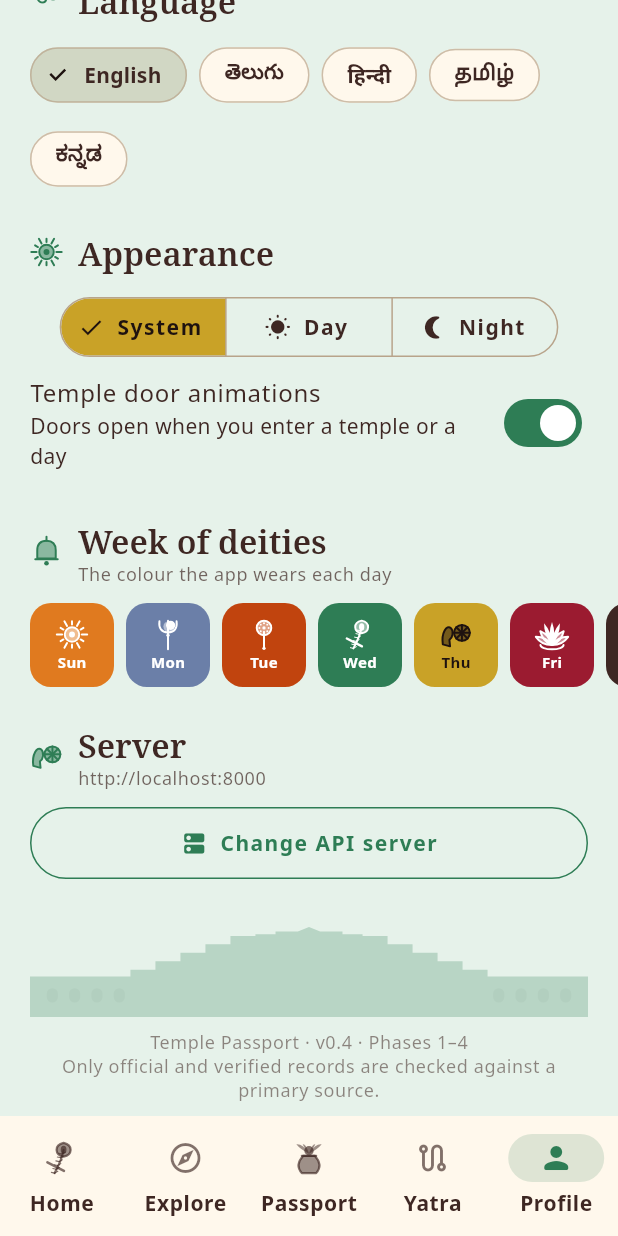
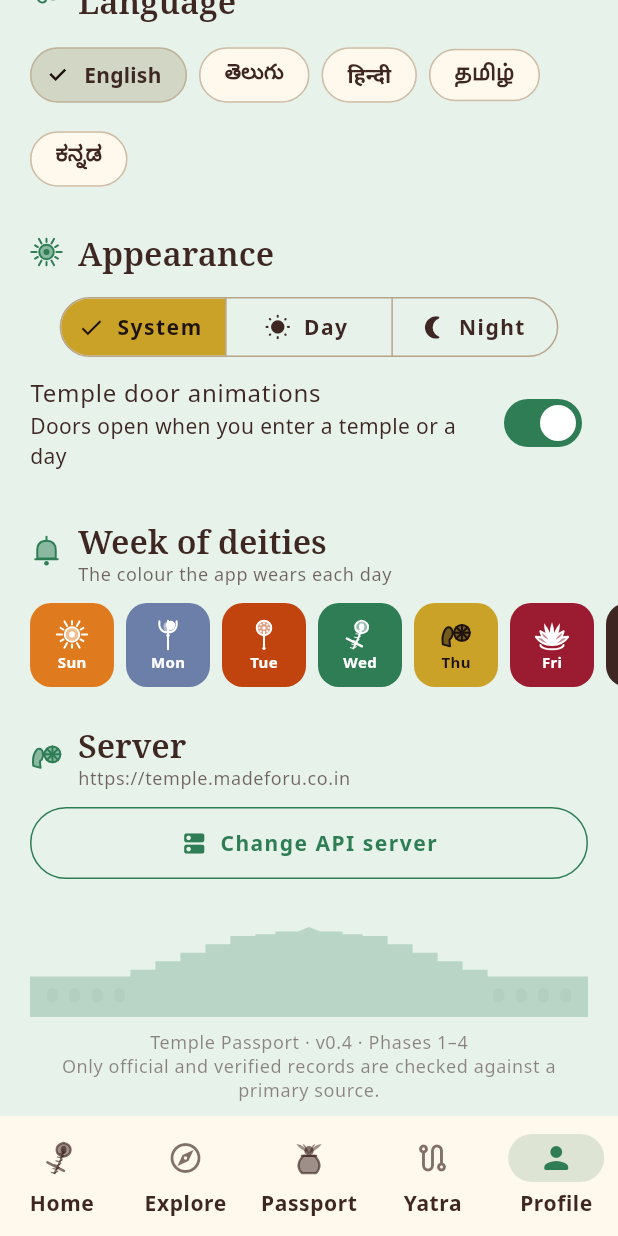
Before and after one commit to PranayReddy10/temple-app, a Flutter app: the screen it shows after launch, item 5 of the bottom bar chosen, scrolled down 1152 dp, on a phone screen of 412 x 824 dp. Run offline on Flutter 3.47's test engine with Material 3 defaults, Android fonts, the phone set to English and light mode, and no system bars; our stand-ins replace geolocator, image_picker, qr_flutter, share_plus, shared_preferences; missing offline and left inert: mobile_scanner; network calls fail.

Commit message:
Update brand configuration

```diff
--- a/lib/core/brand.dart
+++ b/lib/core/brand.dart
@@ -18,5 +18,5 @@ class Brand {
 
   /// Base URL of the Laravel API, without the `/api/v1` suffix.
   static const String defaultApiBase =
-      String.fromEnvironment('API_BASE_URL', defaultValue: 'http://localhost:8000');
+      String.fromEnvironment('API_BASE_URL', defaultValue: 'https://temple.madeforu.co.in');
 }
```
